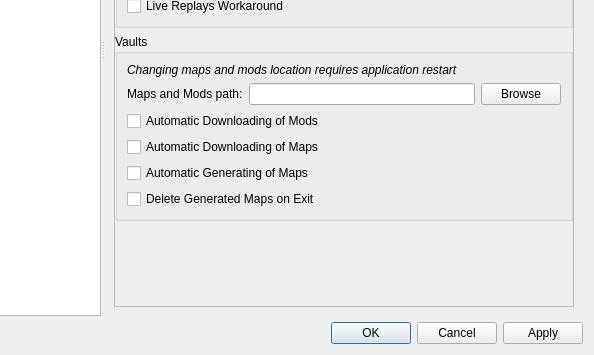
First picture: the form in res/client/optionsdialog.ui, repository Gatsik/client, before the edit; both pictures show x 181 to 775 and y 230 to 585 of the 775 by 585 pixel window.
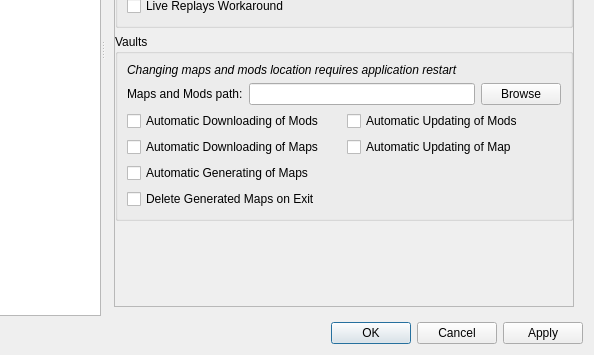
Second picture: the form after the edit. The open tabs and pages were chosen to show the change.

Commit message: Move autoupdate options into settings dialog

What changed in the file:
```diff
--- a/res/client/optionsdialog.ui
+++ b/res/client/optionsdialog.ui
@@ -1075,27 +1075,49 @@
                 </layout>
                </item>
                <item>
+                <layout class="QGridLayout" name="vaultsCheckboxesGrid">
+                 <item row="0" column="0">
                 <widget class="QCheckBox" name="checkAutoDownloadMods">
                  <property name="text">
                   <string>Automatic Downloading of Mods</string>
                  </property>
                 </widget>
                </item>
-               <item>
+                 <item row="1" column="0">
                 <widget class="QCheckBox" name="checkAutoDownloadMaps">
                  <property name="text">
                   <string>Automatic Downloading of Maps</string>
                  </property>
                 </widget>
                </item>
-               <item>
+                 <item row="0" column="1">
+                  <widget class="QCheckBox" name="checkAutoUpdateMods">
+                   <property name="toolTip">
+                    <string>Before hosting a game, download the latest vault versions of the selected mods</string>
+                   </property>
+                   <property name="text">
+                    <string>Automatic Updating of Mods</string>
+                   </property>
+                  </widget>
+                 </item>
+                 <item row="1" column="1">
+                  <widget class="QCheckBox" name="checkAutoUpdateMap">
+                   <property name="toolTip">
+                    <string>Before hosting a game, download the latest vault version of the selected map</string>
+                   </property>
+                   <property name="text">
+                    <string>Automatic Updating of Map</string>
+                   </property>
+                  </widget>
+                 </item>
+                 <item row="2" column="0">
                 <widget class="QCheckBox" name="checkAutoGenerateMaps">
                  <property name="text">
                   <string>Automatic Generating of Maps</string>
                  </property>
                 </widget>
                </item>
-               <item>
+                 <item row="3" column="0">
                 <widget class="QCheckBox" name="checkAutoDeleteGeneratedMaps">
                  <property name="toolTip">
                   <string>Removes map folders whose names match generated maps pattern
@@ -1107,6 +1129,8 @@
                 </widget>
                </item>
               </layout>
+               </item>
+              </layout>
              </widget>
             </item>
             <item>
```
Left out of the diff: 2 changed lines with no effect on the pictures. Lines whose indentation alone changed are shown as unchanged. The commit also changes 5 other files.
